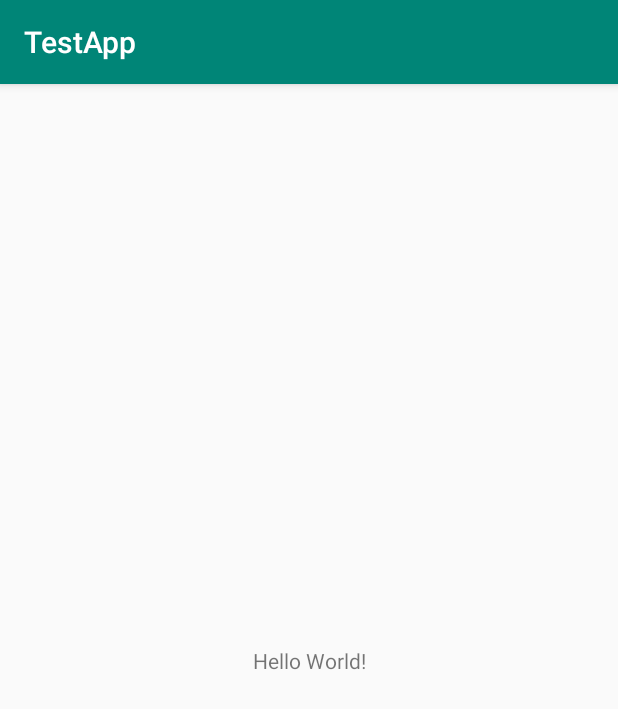
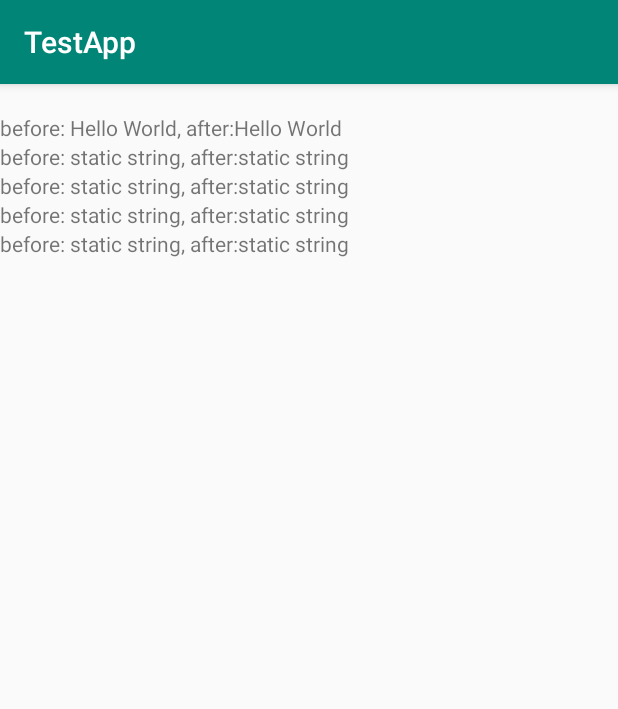
Before and after one commit to jinhuizxc/JNIDemo, an Android app: the screen it shows after launch (MainActivity), on a phone screen of 412 x 824 dp. Shown: the top 709 px of the screen. Run offline under Robolectric (Android 15) with nearby library versions, the phone set to English and light mode, and no system bars; 7 statements that could not run were skipped.

Commit message:
JNI访问Java变量和方法

```diff
--- a/testapp/src/main/java/com/example/testapp/MainActivity.java
+++ b/testapp/src/main/java/com/example/testapp/MainActivity.java
@@ -8,16 +8,41 @@ import com.google.android.material.snackbar.Snackbar;
 import androidx.appcompat.app.AppCompatActivity;
 import androidx.appcompat.widget.Toolbar;
 
+import android.util.Log;
 import android.view.View;
 import android.view.Menu;
 import android.view.MenuItem;
 import android.widget.TextView;
 
+import java.util.Date;
+import java.util.Random;
+
+/**
+ * JNI访问Java成员变量
+ * JNI访问Java静态变量
+ * JNI访问Java非静态方法
+ * JNI访问Java静态方法
+ * JNI访问Java构造方法
+ *
+ * JNI获取类的成员变量的ID调用GetFieldID获取，通过Set[类型]Field修改变量值。
+ * JNI获取类的成员变量的ID调用GetStaticFieldID获取，通过SetStatic[类型]Field修改变量值。
+ * JNI获取类的方法的ID调用GetMethodID获取，通过Call[类型]Method调用方法。
+ * JNI获取类的静态方法的ID调用GetStaticMethodID获取，通过CallStatic[类型]Method调用方法。
+ * JNI获取类的构造方法的ID调用GetMethodID获取，通过NewObject构造，构造函数名为"<init>"。
+ *
+ *
+ */
 public class MainActivity extends AppCompatActivity {
 
     static {
         System.loadLibrary("hello-ndk");
     }
+
+    // 首先定义变量showText
+    public String showText = "Hello World";
+    private static String staticString = "static string";
+
+    private static final String TAG = "MainActivity";
 
     @Override
     protected void onCreate(Bundle savedInstanceState) {
@@ -28,7 +53,63 @@ public class MainActivity extends AppCompatActivity {
         TextView show = findViewById(R.id.tv_test);
         show.setText(helloNDK());
 
+        // TODO JNI访问Java成员变量
+        // 调用验证结果：
+        TextView accessFiledShow = findViewById(R.id.tv_access_filed_show);
+        String res = "before: " + showText;
+        //通过ndk 修改成员变量
+        accessField();
+        res += ", after:" + showText;
+        accessFiledShow.setText(res);
+
+        // TODO JNI访问Java静态变量
+        // 同上添加静态属性和 native方法:
+
+        TextView accessStaticFiledShow = findViewById(R.id.tv_static_access_filed_show);
+        res = "before: " + staticString;
+        //通过ndk 修改静态变量
+        accessStaticField();
+        res += ", after:" + staticString;
+        accessStaticFiledShow.setText(res);
+
+        // todo JNI访问Java非静态方法
+        TextView tvName = findViewById(R.id.tv_auth_name);
+        res = "authName = " + accessMethod();
+        tvName.setText(res);
+
+        // todo JNI访问Java静态方法
+        TextView staticMethodShow = findViewById(R.id.tv_static_method_show);
+        res = "accessStaticMethod(100) = " + accessStaticMethod(100);
+        staticMethodShow.setText(res);
+
+        // todo JNI访问Java构造方法
+        TextView staticConstShow = findViewById(R.id.tv_const_show);
+        res = accessConstructor().toString();
+        staticConstShow.setText(res);
+
     }
 
+    public native Date accessConstructor();
+
+
     public native String helloNDK();
+
+    // 添加native方法accessField()：
+    public native void accessField();
+
+    public native void accessStaticField();
+
+    public String getAuthName(String name) {
+        Log.e(TAG, "name = " + name);
+        return name;
+    }
+
+    public native String accessMethod();
+
+    private static int getRandomValue(int max) {
+        return new Random().nextInt(max);
+    }
+
+    public native int accessStaticMethod(int max);
+
 }
--- a/testapp/src/main/res/layout/activity_main.xml
+++ b/testapp/src/main/res/layout/activity_main.xml
@@ -1,19 +1,54 @@
 <?xml version="1.0" encoding="utf-8"?>
-<androidx.constraintlayout.widget.ConstraintLayout xmlns:android="http://schemas.android.com/apk/res/android"
+<LinearLayout xmlns:android="http://schemas.android.com/apk/res/android"
     xmlns:app="http://schemas.android.com/apk/res-auto"
     xmlns:tools="http://schemas.android.com/tools"
     android:layout_width="match_parent"
     android:layout_height="match_parent"
-    tools:context=".MainActivity">
+    tools:context=".MainActivity"
+    android:orientation="vertical">
 
     <TextView
         android:id="@+id/tv_test"
         android:layout_width="wrap_content"
         android:layout_height="wrap_content"
-        android:text="Hello World!"
-        app:layout_constraintBottom_toBottomOf="parent"
-        app:layout_constraintLeft_toLeftOf="parent"
-        app:layout_constraintRight_toRightOf="parent"
-        app:layout_constraintTop_toTopOf="parent" />
+        android:text="" />
 
-</androidx.constraintlayout.widget.ConstraintLayout>
+    <TextView
+        android:id="@+id/tv_access_filed_show"
+        android:layout_width="wrap_content"
+        android:layout_height="wrap_content"
+        android:text="" />
+
+    <TextView
+        android:id="@+id/tv_static_access_filed_show"
+        android:layout_width="wrap_content"
+        android:layout_height="wrap_content"
+        android:text="" />
+
+    <TextView
+        android:id="@+id/tv_auth_name"
+        android:layout_width="wrap_content"
+        android:layout_height="wrap_content"
+        android:text="" />
+
+    <TextView
+        android:id="@+id/tv_static_method_show"
+        android:layout_width="wrap_content"
+        android:layout_height="wrap_content"
+        android:text="" />
+
+    <TextView
+        android:id="@+id/tv_const_show"
+        android:layout_width="wrap_content"
+        android:layout_height="wrap_content"
+        android:text="" />
+
+
+
+
+
+
+
+
+
+</LinearLayout>
```
Also changed, not shown: 3 other files.
